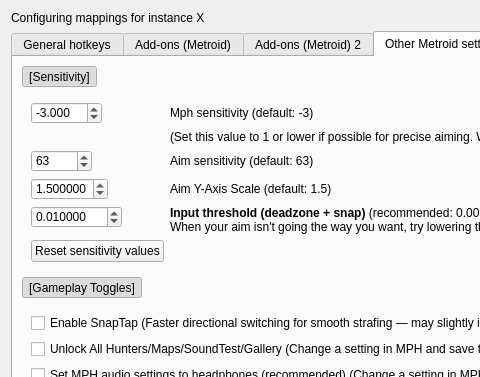
Before: the Qt Designer form src/frontend/qt_sdl/InputConfig/InputConfigDialog.ui in ag-advania/melonPrimeDS, drawn with Qt 5; both pictures show x 0 to 480 and y 0 to 377 of the 1071 by 775 pixel window.
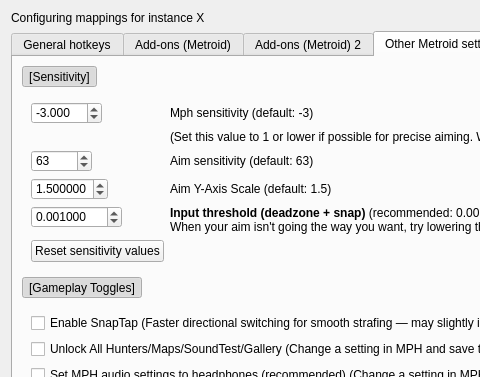
After: the same form once the commit is applied. The open tabs and pages were chosen to show the change.

Diff of the .ui file:
```diff
--- a/src/frontend/qt_sdl/InputConfig/InputConfigDialog.ui
+++ b/src/frontend/qt_sdl/InputConfig/InputConfigDialog.ui
@@ -2430,7 +2430,7 @@
 										<number>6</number>
 									</property>
 									<property name="value">
-										<double>0.010000</double>
+										<double>0.001000</double>
 									</property>
 								</widget>
 							</item>
```
